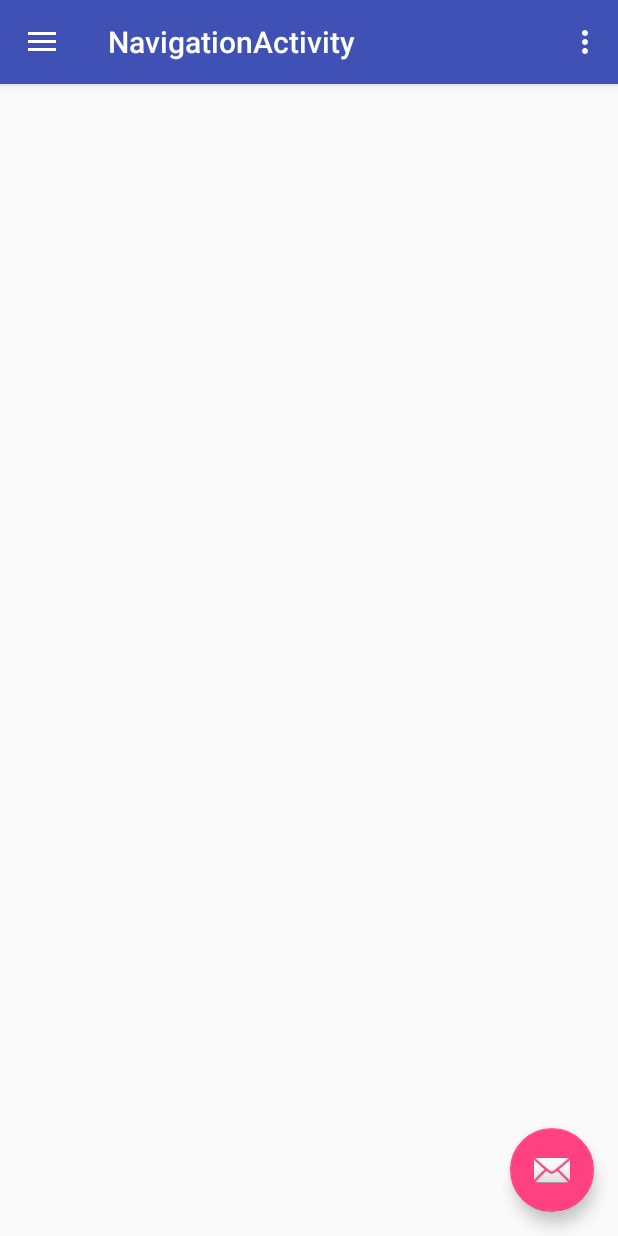
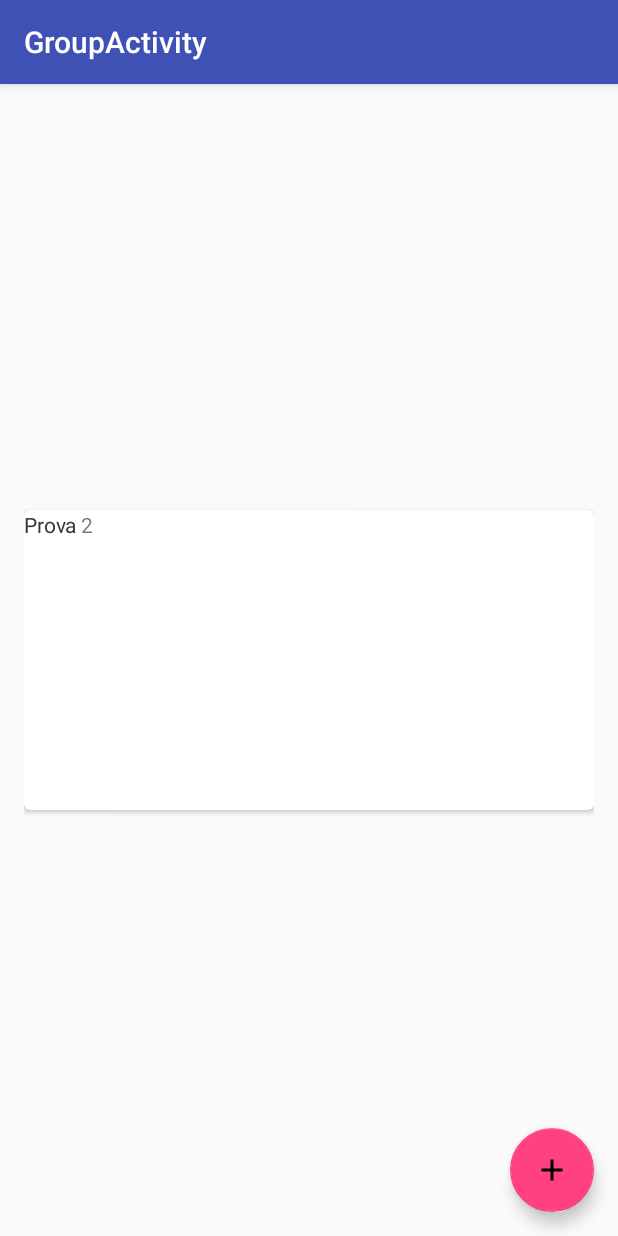
Before and after one commit to fedefalco92/Unibs-MobileProgramming, an Android app: the NavigationActivity screen opened directly, with no data from a screen before it, after a tap on "Import", on a phone screen of 412 x 824 dp. Run offline under Robolectric (Android 15) with nearby library versions, the light colour scheme and no system bars.

Commit message:
group activity

```diff
--- a/AppWOW/app/build.gradle
+++ b/AppWOW/app/build.gradle
@@ -24,4 +24,5 @@ dependencies {
     testCompile 'junit:junit:4.12'
     compile 'com.android.support:appcompat-v7:23.3.0'
     compile 'com.android.support:design:23.3.0'
+    compile 'com.android.support:cardview-v7:23.0.+'
 }
--- a/AppWOW/app/src/main/AndroidManifest.xml
+++ b/AppWOW/app/src/main/AndroidManifest.xml
@@ -13,10 +13,9 @@
         android:label="@string/app_name"
         android:supportsRtl="true"
         android:theme="@style/AppTheme">
-
-        <activity android:name=".MainActivity"/>
-
-        <activity android:name=".SplashActivity"
+        <activity android:name=".MainActivity" />
+        <activity
+            android:name=".SplashActivity"
             android:theme="@style/AppTheme.NoActionBar">
             <intent-filter>
                 <action android:name="android.intent.action.MAIN" />
@@ -24,16 +23,17 @@
                 <category android:name="android.intent.category.LAUNCHER" />
             </intent-filter>
         </activity>
-
         <activity
             android:name=".LoginActivity"
             android:label="@string/title_activity_login" />
-
         <activity
             android:name=".NavigationActivity"
             android:label="@string/title_activity_navigation"
+            android:theme="@style/AppTheme.NoActionBar" />
+        <activity
+            android:name=".GroupActivity"
+            android:label="@string/title_activity_group"
             android:theme="@style/AppTheme.NoActionBar"></activity>
-
     </application>
 
 </manifest>
--- /dev/null
+++ b/AppWOW/app/src/main/java/it/unibs/appwow/GroupActivity.java
@@ -0,0 +1,37 @@
+package it.unibs.appwow;
+
+import android.os.Bundle;
+import android.support.design.widget.FloatingActionButton;
+import android.support.design.widget.Snackbar;
+import android.support.v7.app.AppCompatActivity;
+import android.support.v7.widget.CardView;
+import android.support.v7.widget.Toolbar;
+import android.view.View;
+import android.widget.TextView;
+
+public class GroupActivity extends AppCompatActivity {
+
+    @Override
+    protected void onCreate(Bundle savedInstanceState) {
+        super.onCreate(savedInstanceState);
+        setContentView(R.layout.activity_group);
+        Toolbar toolbar = (Toolbar) findViewById(R.id.toolbar);
+        setSupportActionBar(toolbar);
+
+        FloatingActionButton fab = (FloatingActionButton) findViewById(R.id.fab);
+        fab.setOnClickListener(new View.OnClickListener() {
+            @Override
+            public void onClick(View view) {
+                Snackbar.make(view, "Replace with your own action", Snackbar.LENGTH_LONG)
+                        .setAction("Action", null).show();
+            }
+        });
+
+        CardView cardView = (CardView) findViewById(R.id.card_view);
+        TextView textView = new TextView(this);
+        textView.setText("Prova 2");
+
+        cardView.addView(textView);
+    }
+
+}
--- a/AppWOW/app/src/main/java/it/unibs/appwow/NavigationActivity.java
+++ b/AppWOW/app/src/main/java/it/unibs/appwow/NavigationActivity.java
@@ -1,5 +1,6 @@
 package it.unibs.appwow;
 
+import android.content.Intent;
 import android.os.Bundle;
 import android.support.design.widget.FloatingActionButton;
 import android.support.design.widget.Snackbar;
@@ -81,6 +82,8 @@ public class NavigationActivity extends AppCompatActivity
         int id = item.getItemId();
 
         if (id == R.id.nav_camera) {
+            final Intent intent = new Intent(this,GroupActivity.class);
+            startActivity(intent);
             // Handle the camera action
         } else if (id == R.id.nav_gallery) {
 
--- /dev/null
+++ b/AppWOW/app/src/main/res/drawable/ic_add_black_24dp.xml
@@ -0,0 +1,9 @@
+<vector xmlns:android="http://schemas.android.com/apk/res/android"
+        android:width="24dp"
+        android:height="24dp"
+        android:viewportWidth="24.0"
+        android:viewportHeight="24.0">
+    <path
+        android:fillColor="#FF000000"
+        android:pathData="M19,13h-6v6h-2v-6H5v-2h6V5h2v6h6v2z"/>
+</vector>
--- /dev/null
+++ b/AppWOW/app/src/main/res/layout/activity_group.xml
@@ -0,0 +1,34 @@
+<?xml version="1.0" encoding="utf-8"?>
+<android.support.design.widget.CoordinatorLayout xmlns:android="http://schemas.android.com/apk/res/android"
+    xmlns:app="http://schemas.android.com/apk/res-auto"
+    xmlns:tools="http://schemas.android.com/tools"
+    android:layout_width="match_parent"
+    android:layout_height="match_parent"
+    android:fitsSystemWindows="true"
+    tools:context="it.unibs.appwow.GroupActivity">
+
+    <android.support.design.widget.AppBarLayout
+        android:layout_width="match_parent"
+        android:layout_height="wrap_content"
+        android:theme="@style/AppTheme.AppBarOverlay">
+
+        <android.support.v7.widget.Toolbar
+            android:id="@+id/toolbar"
+            android:layout_width="match_parent"
+            android:layout_height="?attr/actionBarSize"
+            android:background="?attr/colorPrimary"
+            app:popupTheme="@style/AppTheme.PopupOverlay" />
+
+    </android.support.design.widget.AppBarLayout>
+
+    <include layout="@layout/content_group" />
+
+    <android.support.design.widget.FloatingActionButton
+        android:id="@+id/fab"
+        android:layout_width="wrap_content"
+        android:layout_height="wrap_content"
+        android:layout_gravity="bottom|end"
+        android:layout_margin="@dimen/fab_margin"
+        android:src="@drawable/ic_add_black_24dp" />
+
+</android.support.design.widget.CoordinatorLayout>
--- a/AppWOW/app/src/main/res/layout/activity_login.xml
+++ b/AppWOW/app/src/main/res/layout/activity_login.xml
@@ -72,6 +72,15 @@
                 android:text="@string/action_sign_in"
                 android:textStyle="bold" />
 
+            <Button
+                android:id="@+id/offilne_mode"
+                style="?android:textAppearanceSmall"
+                android:layout_width="match_parent"
+                android:layout_height="wrap_content"
+                android:layout_marginTop="16dp"
+                android:text="@string/action_offline_mode"
+                android:textStyle="bold" />
+
         </LinearLayout>
     </ScrollView>
 </LinearLayout>
--- /dev/null
+++ b/AppWOW/app/src/main/res/layout/content_group.xml
@@ -0,0 +1,41 @@
+<?xml version="1.0" encoding="utf-8"?>
+<LinearLayout xmlns:android="http://schemas.android.com/apk/res/android"
+    xmlns:app="http://schemas.android.com/apk/res-auto"
+    xmlns:tools="http://schemas.android.com/tools"
+    android:layout_width="match_parent"
+    android:layout_height="match_parent"
+    android:paddingBottom="@dimen/activity_vertical_margin"
+    android:paddingLeft="@dimen/activity_horizontal_margin"
+    android:paddingRight="@dimen/activity_horizontal_margin"
+    android:paddingTop="@dimen/activity_vertical_margin"
+    app:layout_behavior="@string/appbar_scrolling_view_behavior"
+    tools:context="it.unibs.appwow.GroupActivity"
+    tools:showIn="@layout/activity_group">
+
+<!--
+    <android.support.v7.widget.RecyclerView
+        android:id="@+id/my_recycler_view"
+        android:layout_width="match_parent"
+        android:layout_height="match_parent"
+        android:scrollbars="vertical">
+
+    </android.support.v7.widget.RecyclerView>
+
+    -->
+    <!-- A CardView that contains a TextView -->
+    <android.support.v7.widget.CardView
+        xmlns:card_view="http://schemas.android.com/apk/res-auto"
+        android:id="@+id/card_view"
+        android:layout_gravity="center"
+        android:layout_width="match_parent"
+        android:layout_height="200dp"
+        card_view:cardCornerRadius="4dp">
+
+        <TextView
+            android:id="@+id/info_text"
+            android:layout_width="match_parent"
+            android:layout_height="match_parent"
+            android:text="Prova"/>
+    </android.support.v7.widget.CardView>
+
+</LinearLayout>
--- a/AppWOW/app/src/main/res/values/strings.xml
+++ b/AppWOW/app/src/main/res/values/strings.xml
@@ -4,9 +4,10 @@
 
     <!-- Strings related to login -->
     <string name="prompt_email">Email</string>
-    <string name="prompt_password">Password (optional)</string>
+    <string name="prompt_password">Password</string>
     <string name="action_sign_in">Sign in or register</string>
     <string name="action_sign_in_short">Sign in</string>
+    <string name="action_offline_mode">Continue without registration</string>
     <string name="error_invalid_email">This email address is invalid</string>
     <string name="error_invalid_password">This password is too short</string>
     <string name="error_incorrect_password">This password is incorrect</string>
@@ -25,4 +26,5 @@
     <string name="tools">Tools</string>
     <string name="share">Share</string>
     <string name="send">Send</string>
+    <string name="title_activity_group">GroupActivity</string>
 </resources>
```
Also changed, not shown: 1 other file.
